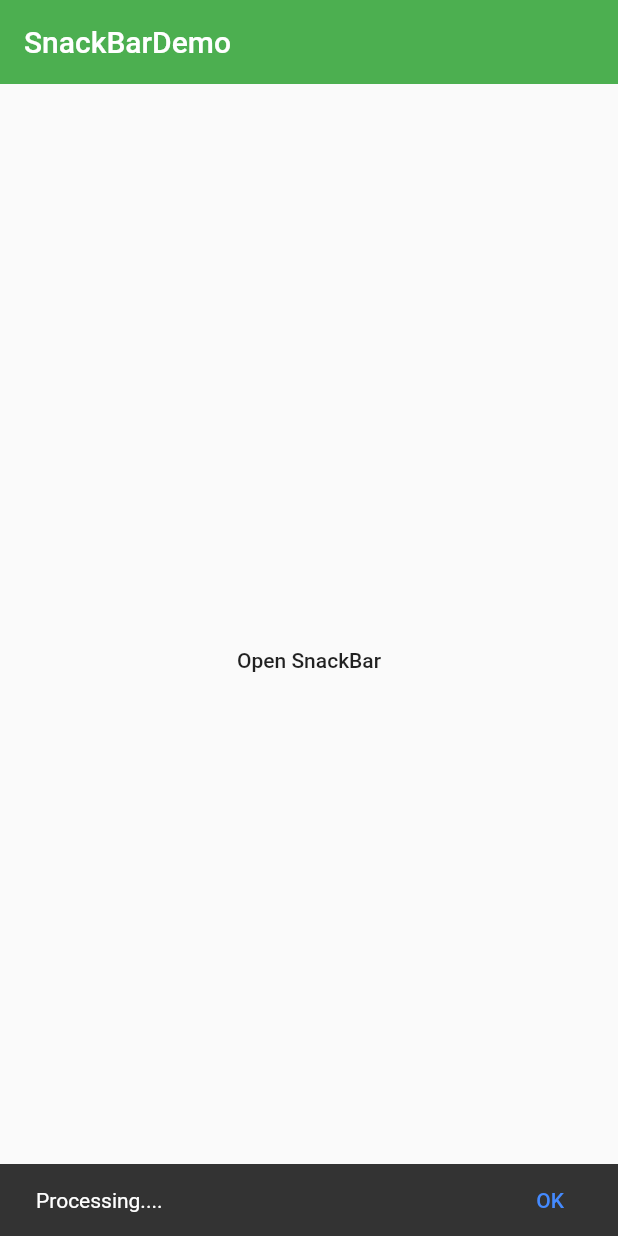
After one commit to MrQiuHaHa/FlutterBase, a Flutter app: the SnackBarDemo screen opened directly, after a tap on "Open SnackBar", on a phone screen of 412 x 824 dp. The commit adds this screen. Run offline on Flutter 3.47's test engine with Material 2 defaults, Android fonts, the phone set to English and light mode, and no system bars.

Commit message:
toast提示

```diff
--- a/lib/demo/material_components.dart
+++ b/lib/demo/material_components.dart
@@ -11,6 +11,7 @@ import '../demo/datetime_demo.dart';
 import '../demo/simple_dialog_demo.dart';
 import '../demo/alert_dialog_demo.dart';
 import '../demo/bottom_sheet_demo.dart';
+import '../demo/snack_bar_demo.dart';
 
 class MaterialComponents extends StatelessWidget {
   @override
@@ -22,6 +23,7 @@ class MaterialComponents extends StatelessWidget {
       ),
       body: ListView(
         children: <Widget>[
+          ListItem(title: 'SnackBarDemo',page: SnackBarDemo(),),
           ListItem(title: 'BottomSheetDemo',page: BottomSheetDemo(),),
           ListItem(title: 'AlertDialogDemo',page: AlertDialogDemo(),),
           ListItem(title: 'SimpleDialogDemo',page: SimpleDialogDemo(),),
--- /dev/null
+++ b/lib/demo/snack_bar_demo.dart
@@ -0,0 +1,54 @@
+import 'package:flutter/material.dart';
+
+class SnackBarDemo extends StatefulWidget {
+  @override
+  _SnackBarDemoState createState() => _SnackBarDemoState();
+}
+
+class _SnackBarDemoState extends State<SnackBarDemo> {
+  @override
+  Widget build(BuildContext context) {
+    return Scaffold(
+      appBar: AppBar(
+        title: Text('SnackBarDemo'),
+        elevation: 0.0,
+      ),
+      body: Container(
+        padding: EdgeInsets.all(16.0),
+        child: Column(
+          mainAxisAlignment: MainAxisAlignment.center,
+          children: <Widget>[
+            Row(
+              mainAxisAlignment: MainAxisAlignment.center,
+              children: <Widget>[
+                SnackBarButton(),
+              ],
+            )
+          ],
+        ),
+      ),
+    );
+  }
+}
+
+class SnackBarButton extends StatelessWidget {
+  @override
+  Widget build(BuildContext context) {
+    return FlatButton(
+      child: Text('Open SnackBar'),
+      onPressed: (){
+        Scaffold.of(context).showSnackBar(
+          SnackBar(
+            content: Text('Processing....'),
+            action: SnackBarAction(
+              label: 'OK',
+              onPressed: (){
+
+              }
+            ),
+          ),
+        );
+      },
+    );
+  }
+}
```
